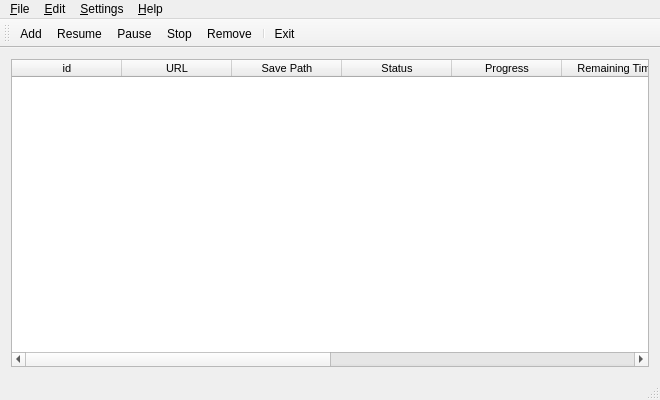
The window that mainwindow.ui (Alir3z4/yoDownet) describes before a commit, drawn with Qt 5.
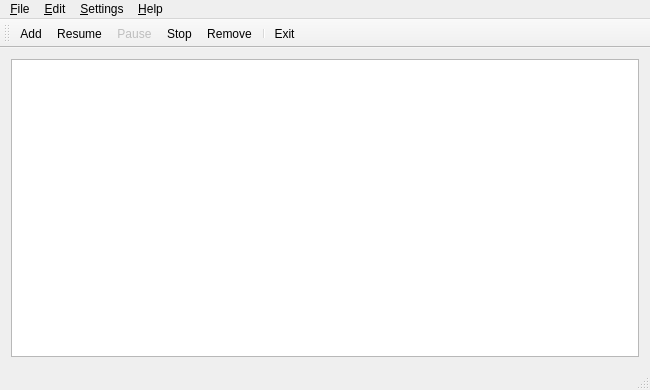
The same window after the commit. Icons and pictures are not drawn.

Commit message: Changed and some of the actions which they aren't implemented yet disabled and made hidden

The edit to the form file:
```diff
--- a/mainwindow.ui
+++ b/mainwindow.ui
@@ -7,8 +7,8 @@
    <rect>
     <x>0</x>
     <y>0</y>
-    <width>660</width>
-    <height>400</height>
+    <width>650</width>
+    <height>390</height>
    </rect>
   </property>
   <property name="windowTitle">
@@ -24,18 +24,7 @@
   <widget class="QWidget" name="centralWidget">
    <layout class="QGridLayout" name="MainWindowGridLayout">
     <item row="0" column="0">
-     <widget class="QTableWidget" name="urlsTable">
-      <property name="sizePolicy">
-       <sizepolicy hsizetype="Expanding" vsizetype="Expanding">
-        <horstretch>0</horstretch>
-        <verstretch>0</verstretch>
-       </sizepolicy>
-      </property>
-      <property name="font">
-       <font>
-        <pointsize>8</pointsize>
-       </font>
-      </property>
+     <widget class="QTableView" name="urlView">
       <property name="layoutDirection">
        <enum>Qt::LeftToRight</enum>
       </property>
@@ -54,12 +43,6 @@
       <property name="selectionBehavior">
        <enum>QAbstractItemView::SelectRows</enum>
       </property>
-      <property name="iconSize">
-       <size>
-        <width>22</width>
-        <height>22</height>
-       </size>
-      </property>
       <property name="textElideMode">
        <enum>Qt::ElideMiddle</enum>
       </property>
@@ -69,20 +52,14 @@
       <property name="wordWrap">
        <bool>true</bool>
       </property>
-      <attribute name="horizontalHeaderVisible">
-       <bool>true</bool>
-      </attribute>
       <attribute name="horizontalHeaderCascadingSectionResizes">
        <bool>false</bool>
       </attribute>
       <attribute name="horizontalHeaderDefaultSectionSize">
-       <number>110</number>
+       <number>150</number>
       </attribute>
-      <attribute name="horizontalHeaderHighlightSections">
-       <bool>true</bool>
-      </attribute>
-      <attribute name="horizontalHeaderShowSortIndicator" stdset="0">
-       <bool>true</bool>
+      <attribute name="horizontalHeaderMinimumSectionSize">
+       <number>64</number>
       </attribute>
       <attribute name="horizontalHeaderStretchLastSection">
        <bool>true</bool>
@@ -90,74 +67,6 @@
       <attribute name="verticalHeaderVisible">
        <bool>false</bool>
       </attribute>
-      <attribute name="verticalHeaderCascadingSectionResizes">
-       <bool>true</bool>
-      </attribute>
-      <attribute name="verticalHeaderDefaultSectionSize">
-       <number>20</number>
-      </attribute>
-      <column>
-       <property name="text">
-        <string notr="true">id</string>
-       </property>
-       <property name="toolTip">
-        <string notr="true"/>
-       </property>
-       <property name="whatsThis">
-        <string notr="true"/>
-       </property>
-      </column>
-      <column>
-       <property name="text">
-        <string>URL</string>
-       </property>
-      </column>
-      <column>
-       <property name="text">
-        <string>Save Path</string>
-       </property>
-      </column>
-      <column>
-       <property name="text">
-        <string>Status</string>
-       </property>
-      </column>
-      <column>
-       <property name="text">
-        <string>Progress</string>
-       </property>
-      </column>
-      <column>
-       <property name="text">
-        <string>Remaining Time</string>
-       </property>
-      </column>
-      <column>
-       <property name="text">
-        <string notr="true">flag</string>
-       </property>
-       <property name="toolTip">
-        <string notr="true"/>
-       </property>
-       <property name="whatsThis">
-        <string notr="true"/>
-       </property>
-      </column>
-      <column>
-       <property name="text">
-        <string>Added</string>
-       </property>
-      </column>
-      <column>
-       <property name="text">
-        <string>Modified</string>
-       </property>
-      </column>
-      <column>
-       <property name="text">
-        <string>DL Speed</string>
-       </property>
-      </column>
      </widget>
     </item>
    </layout>
@@ -167,8 +76,8 @@
     <rect>
      <x>0</x>
      <y>0</y>
-     <width>660</width>
-     <height>21</height>
+     <width>650</width>
+     <height>20</height>
     </rect>
    </property>
    <widget class="QMenu" name="fileMenu">
@@ -358,7 +267,7 @@
   </action>
   <action name="actionPause">
    <property name="enabled">
-    <bool>true</bool>
+    <bool>false</bool>
    </property>
    <property name="icon">
     <iconset theme="player_pause">
```
Left out of the diff: 22 changed lines with no effect on the pictures.
